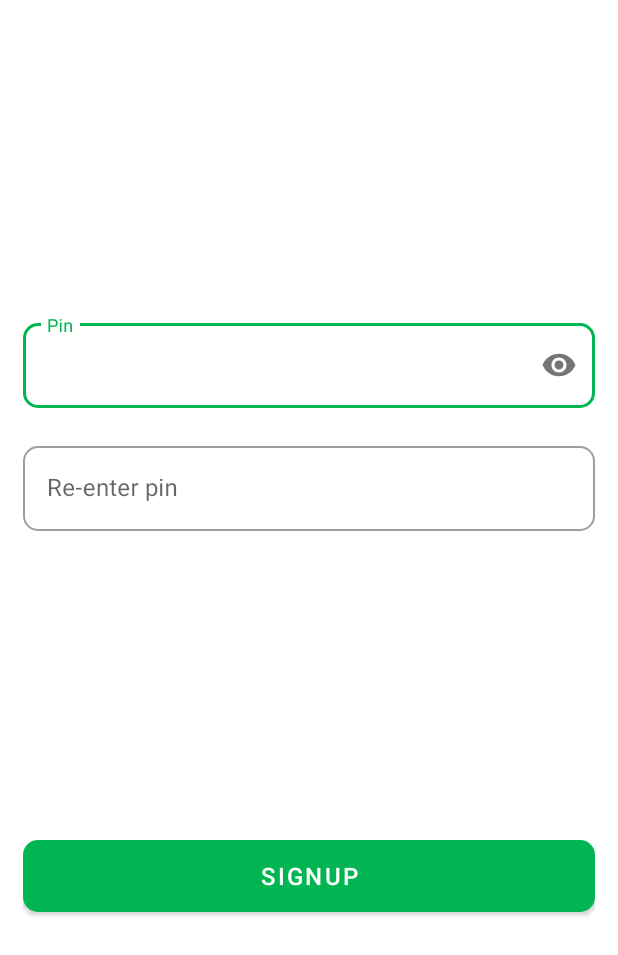
After one commit to UzairAhmed7623/riderApp, an Android app: the Password_Creation screen opened directly, with no data from a screen before it, on a phone screen of 412 x 824 dp. The commit adds this screen. Shown: the top 955 px of the screen. Run offline under Robolectric (Android 15) with nearby library versions, the phone set to English and light mode, and no system bars; our stand-ins replace Firebase (no records; nobody signed in at launch, a user with empty details on screens opened directly).

Commit message:
Commit 4!

```diff
--- /dev/null
+++ b/app/src/main/java/com/example/dashboard1/Password_Creation.java
@@ -0,0 +1,86 @@
+package com.example.dashboard1;
+
+import androidx.annotation.NonNull;
+import androidx.appcompat.app.AppCompatActivity;
+
+import android.content.Intent;
+import android.os.Bundle;
+import android.view.View;
+import android.widget.Button;
+import android.widget.ProgressBar;
+import android.widget.Toast;
+
+import com.google.android.gms.tasks.OnCompleteListener;
+import com.google.android.gms.tasks.Task;
+import com.google.android.material.textfield.TextInputLayout;
+import com.google.firebase.auth.FirebaseAuth;
+import com.google.firebase.firestore.FirebaseFirestore;
+
+import java.util.HashMap;
+
+public class Password_Creation extends AppCompatActivity {
+
+    private TextInputLayout etPin, etRe_Pin;
+    private Button btnSignUp;
+    private FirebaseAuth firebaseAuth;
+    private ProgressBar progressbar;
+    private FirebaseFirestore firebaseFirestore;
+    private String phone;
+
+    @Override
+    protected void onCreate(Bundle savedInstanceState) {
+        super.onCreate(savedInstanceState);
+        setContentView(R.layout.activity_password__creation);
+
+        getSupportActionBar().hide();
+
+        etPin =  (TextInputLayout) findViewById(R.id.etPin);
+        etRe_Pin = (TextInputLayout) findViewById(R.id.etRe_Pin);
+        btnSignUp = (Button) findViewById(R.id.btnSignUp);
+
+        phone = getIntent().getStringExtra("phone");
+
+        firebaseAuth = firebaseAuth.getInstance();
+        firebaseFirestore = FirebaseFirestore.getInstance();
+
+        btnSignUp.setOnClickListener(new View.OnClickListener() {
+            @Override
+            public void onClick(View view) {
+
+                String pin = etPin.getEditText().getText().toString();
+                String etRePin = etRe_Pin.getEditText().getText().toString();
+
+                if (etPin.getEditText().getText().toString().isEmpty()) {
+                    etPin.setError("Please write your email!");
+                }
+                else if (etRe_Pin.getEditText().getText().toString().isEmpty()) {
+                    etRe_Pin.setError("Please write your password!");
+                }
+                else if (!pin.equals(etRePin)){
+                    Toast.makeText(Password_Creation.this, "Please enter same pin both times!", Toast.LENGTH_LONG).show();
+                }
+                else {
+                    HashMap<String, Object> new_User = new HashMap<>();
+                    new_User.put("Phone", phone);
+                    new_User.put("Pin", pin);
+
+                    firebaseFirestore.collection("Users").document(firebaseAuth.getUid()).set(new_User).addOnCompleteListener(new OnCompleteListener<Void>() {
+                        @Override
+                        public void onComplete(@NonNull Task<Void> task) {
+                            if (task.isSuccessful()){
+                                Intent intent = new Intent(Password_Creation.this, LoginActivity.class);
+                                intent.setFlags(Intent.FLAG_ACTIVITY_NEW_TASK | Intent.FLAG_ACTIVITY_CLEAR_TASK);
+                                startActivity(intent);
+                            }
+                            else {
+                                Toast.makeText(Password_Creation.this, task.getException().getMessage(), Toast.LENGTH_LONG).show();
+                            }
+                        }
+                    });
+
+                }
+            }
+        });
+
+    }
+}
--- /dev/null
+++ b/app/src/main/res/layout/activity_password__creation.xml
@@ -0,0 +1,76 @@
+<?xml version="1.0" encoding="utf-8"?>
+<androidx.constraintlayout.widget.ConstraintLayout xmlns:android="http://schemas.android.com/apk/res/android"
+    xmlns:app="http://schemas.android.com/apk/res-auto"
+    xmlns:tools="http://schemas.android.com/tools"
+    android:layout_width="match_parent"
+    android:layout_height="match_parent"
+    tools:context=".Password_Creation">
+
+    <LinearLayout
+        android:layout_width="match_parent"
+        android:layout_height="wrap_content"
+        android:orientation="vertical"
+        android:layout_marginStart="15dp"
+        android:layout_marginEnd="15dp"
+        app:layout_constraintBottom_toBottomOf="parent"
+        app:layout_constraintEnd_toEndOf="parent"
+        app:layout_constraintStart_toStartOf="parent"
+        app:layout_constraintTop_toTopOf="parent">
+
+        <com.google.android.material.textfield.TextInputLayout
+            android:id="@+id/etPin"
+            android:layout_width="match_parent"
+            android:layout_height="wrap_content"
+            android:layout_marginBottom="10dp"
+            app:boxCornerRadiusTopEnd="10dp"
+            app:boxCornerRadiusBottomStart="10dp"
+            app:boxCornerRadiusBottomEnd="10dp"
+            app:boxCornerRadiusTopStart="10dp"
+            app:passwordToggleEnabled="true"
+            style="@style/Widget.MaterialComponents.TextInputLayout.OutlinedBox">
+
+            <EditText
+                android:layout_width="match_parent"
+                android:layout_height="wrap_content"
+                android:inputType="numberPassword"
+                android:maxLength="6"
+                android:textSize="16dp"
+                android:hint="Pin"/>
+
+        </com.google.android.material.textfield.TextInputLayout>
+
+        <com.google.android.material.textfield.TextInputLayout
+            android:id="@+id/etRe_Pin"
+            android:layout_width="match_parent"
+            android:layout_height="wrap_content"
+            app:boxCornerRadiusTopEnd="10dp"
+            app:boxCornerRadiusBottomStart="10dp"
+            app:boxCornerRadiusBottomEnd="10dp"
+            app:boxCornerRadiusTopStart="10dp"
+            android:layout_marginTop="10dp"
+            style="@style/Widget.MaterialComponents.TextInputLayout.OutlinedBox">
+
+            <EditText
+                android:layout_width="match_parent"
+                android:layout_height="wrap_content"
+                android:inputType="numberPassword"
+                android:maxLength="6"
+                android:textSize="16dp"
+                android:hint="Re-enter pin"/>
+
+        </com.google.android.material.textfield.TextInputLayout>
+
+        <com.google.android.material.button.MaterialButton
+            android:id="@+id/btnSignUp"
+            android:layout_width="match_parent"
+            android:layout_height="60dp"
+            android:text="SignUp"
+            android:textSize="16dp"
+            android:layout_gravity="center"
+            android:layout_marginTop="200dp"
+            app:cornerRadius="10dp"
+            style="@style/Widget.MaterialComponents.Button" />
+
+    </LinearLayout>
+
+</androidx.constraintlayout.widget.ConstraintLayout>
--- a/app/src/main/res/layout/activity_verify_phone_number.xml
+++ b/app/src/main/res/layout/activity_verify_phone_number.xml
@@ -55,6 +55,7 @@
         android:layout_width="wrap_content"
         android:layout_height="wrap_content"
         android:background="@color/myColor"
+        android:visibility="gone"
         app:layout_constraintBottom_toBottomOf="parent"
         app:layout_constraintEnd_toEndOf="parent"
         app:layout_constraintHorizontal_bias="0.498"
--- a/app/src/main/res/values/strings.xml
+++ b/app/src/main/res/values/strings.xml
@@ -1,7 +1,7 @@
 <resources>
     <string name="app_name">riderApp</string>
     <string name="prompt_phone_number">Phone Number</string>
-    <string name="prompt_password">Password</string>
+    <string name="prompt_password">Pin</string>
     <string name="action_sign_in">Sign in</string>
 
     <string name="navigation_drawer_open">Open navigation drawer</string>
```
Also changed, not shown: app/src/main/AndroidManifest.xml (+9 -23 lines), app/src/main/java/com/example/dashboard1/LoginActivity.java (+57 -48 lines), app/src/main/java/com/example/dashboard1/ProgressButton.java (+7 -5 lines), app/src/main/java/com/example/dashboard1/SignUp.java (+63 -18 lines), app/src/main/java/com/example/dashboard1/VerifyPhoneNumber.java (+7 -14 lines), app/src/main/res/layout/activity_login.xml (+7 -4 lines), app/src/main/res/layout/activity_sign_up.xml (+5 -25 lines), app/src/main/res/layout/login_button_layout.xml (+6 -4 lines).
